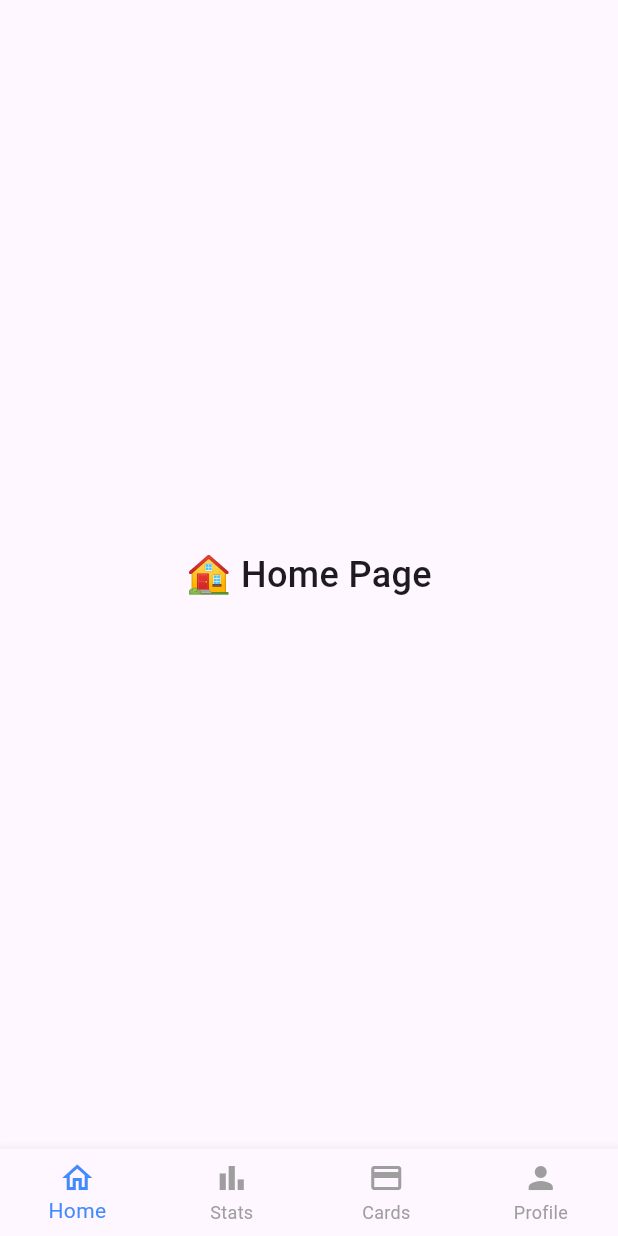
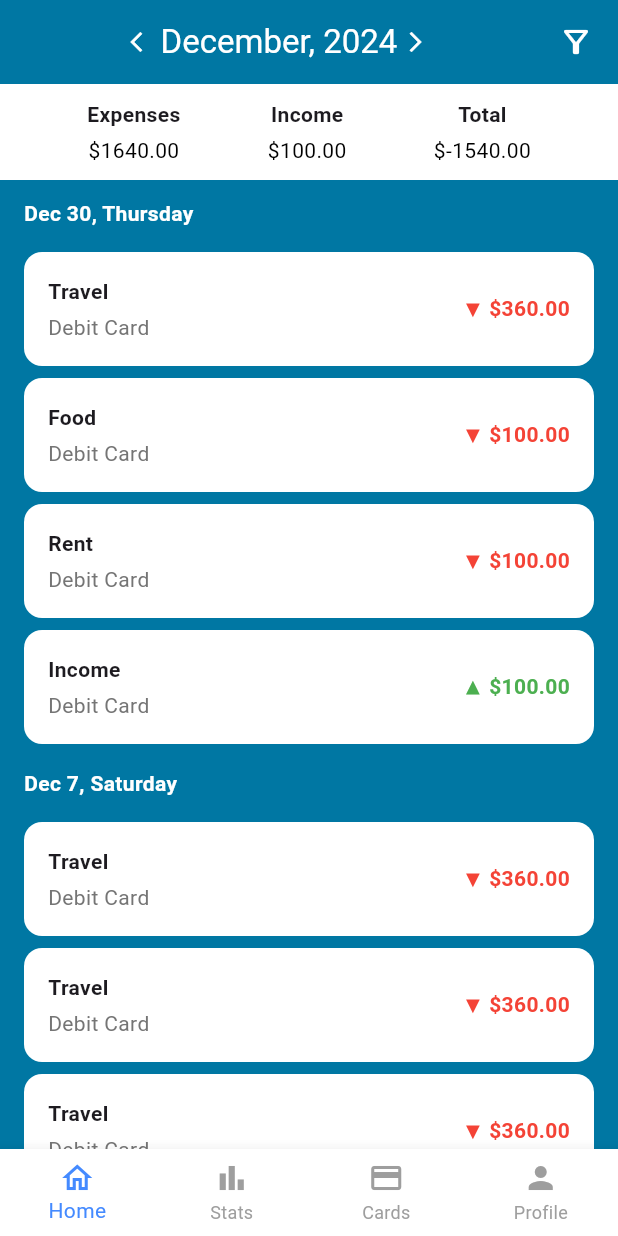
Before and after one commit to Cizerthapa/financeTracker, a Flutter app: the FinanceHomeScreen screen opened directly, on a phone screen of 412 x 824 dp. Run offline on Flutter 3.47's test engine with Material 3 defaults, Android fonts, the phone set to English and light mode, and no system bars; our stand-ins replace firebase_auth, firebase_core, shared_preferences; accounts and stored records are empty.

Commit message:
Feat/added all the buttom nav pages

```diff
--- /dev/null
+++ b/lib/providers/expense_statistics_provider.dart
@@ -0,0 +1,21 @@
+import 'package:flutter/material.dart';
+
+class ExpenseStatisticsProvider with ChangeNotifier {
+  final List<Map<String, dynamic>> _categories = [
+    {'title': 'Food', 'amount': 1000.0},
+    {'title': 'Travel', 'amount': 3000.0},
+    {'title': 'Rent', 'amount': 6000.0},
+  ];
+
+  double get totalExpenses =>
+      _categories.fold(0.0, (sum, item) => sum + item['amount']);
+  double get totalIncome => 10000.0;
+  double get total => totalIncome - totalExpenses;
+
+  List<Map<String, dynamic>> get categoryStats {
+    return _categories.map((cat) {
+      double percentage = (cat['amount'] / totalExpenses) * 100;
+      return {'title': cat['title'], 'percentage': percentage};
+    }).toList();
+  }
+}
--- /dev/null
+++ b/lib/providers/transaction_provider.dart
@@ -0,0 +1,85 @@
+import 'package:flutter/material.dart';
+
+class Transaction {
+  final String title;
+  final String method;
+  final double amount;
+  final String date;
+
+  Transaction({
+    required this.title,
+    required this.method,
+    required this.amount,
+    required this.date,
+  });
+}
+
+class TransactionProvider with ChangeNotifier {
+  final List<Transaction> _transactions = [
+    Transaction(
+      title: 'Travel',
+      method: 'Debit Card',
+      amount: -360,
+      date: 'Dec 30, Thursday',
+    ),
+    Transaction(
+      title: 'Food',
+      method: 'Debit Card',
+      amount: -100,
+      date: 'Dec 30, Thursday',
+    ),
+    Transaction(
+      title: 'Rent',
+      method: 'Debit Card',
+      amount: -100,
+      date: 'Dec 30, Thursday',
+    ),
+    Transaction(
+      title: 'Income',
+      method: 'Debit Card',
+      amount: 100,
+      date: 'Dec 30, Thursday',
+    ),
+    Transaction(
+      title: 'Travel',
+      method: 'Debit Card',
+      amount: -360,
+      date: 'Dec 7, Saturday',
+    ),
+    Transaction(
+      title: 'Travel',
+      method: 'Debit Card',
+      amount: -360,
+      date: 'Dec 7, Saturday',
+    ),
+    Transaction(
+      title: 'Travel',
+      method: 'Debit Card',
+      amount: -360,
+      date: 'Dec 7, Saturday',
+    ),
+  ];
+
+  List<Transaction> get transactions => _transactions;
+
+  Map<String, List<Transaction>> get groupedTransactions {
+    Map<String, List<Transaction>> map = {};
+    for (var tx in _transactions) {
+      if (!map.containsKey(tx.date)) {
+        map[tx.date] = [];
+      }
+      map[tx.date]!.add(tx);
+    }
+    return map;
+  }
+
+  double get totalExpenses => _transactions
+      .where((t) => t.amount < 0)
+      .fold(0, (sum, t) => sum + t.amount.abs());
+
+  double get totalIncome => _transactions
+      .where((t) => t.amount > 0)
+      .fold(0, (sum, t) => sum + t.amount);
+
+  double get totalAmount => totalIncome - totalExpenses;
+}
--- a/lib/screens/homeScreen.dart
+++ b/lib/screens/home_screen.dart
@@ -1,4 +1,7 @@
+import 'package:finance_track/screens/bill_reminder_page.dart';
+import 'package:finance_track/screens/expense_statistics_page.dart';
 import 'package:finance_track/screens/profile_screen.dart';
+import 'package:finance_track/screens/transaction_summary_Screen.dart';
 import 'package:flutter/material.dart';
 
 class FinanceHomeScreen extends StatefulWidget {
@@ -11,16 +14,11 @@ class FinanceHomeScreen extends StatefulWidget {
 class _FinanceHomeScreenState extends State<FinanceHomeScreen> {
   int _selectedIndex = 0;
 
-  static const TextStyle textStyle = TextStyle(
-    fontSize: 24,
-    fontWeight: FontWeight.w500,
-  );
-
-  static const List<Widget> _screens = <Widget>[
-    Center(child: Text('🏠 Home Page', style: textStyle)),
-    Center(child: Text('📊 Stats Page', style: textStyle)),
-    Center(child: Text('💳 Cards Page', style: textStyle)),
-    ProfilePage(),
+  static final List<Widget> _screens = <Widget>[
+    TransactionSummaryPage(),
+    ExpenseStatisticsPage(),
+    BillReminderPage(),
+    const ProfilePage(),
   ];
 
   void _onItemTapped(int index) {
--- a/lib/screens/loginScreen.dart
+++ b/lib/screens/login_screen.dart
@@ -1,7 +1,7 @@
 import 'package:flutter/material.dart';
 import 'package:shared_preferences/shared_preferences.dart';
 import '../firebase_auth_implementation/firebase_auth_services.dart';
-import 'homeScreen.dart';
+import 'home_screen.dart';
 import 'registerScreen.dart';
 
 class LoginScreen extends StatefulWidget {
--- a/lib/screens/registerScreen.dart
+++ b/lib/screens/registerScreen.dart
@@ -1,8 +1,7 @@
-import 'package:firebase_auth/firebase_auth.dart';
 import 'package:flutter/material.dart';
 
 import '../firebase_auth_implementation/firebase_auth_services.dart';
-import 'loginScreen.dart';
+import 'login_screen.dart';
 
 class RegisterScreen extends StatefulWidget {
   const RegisterScreen({super.key});
--- a/lib/screens/splashScreen.dart
+++ b/lib/screens/splash_screen.dart
@@ -1,8 +1,8 @@
 import 'package:flutter/material.dart';
 import 'package:shared_preferences/shared_preferences.dart';
 
-import 'homeScreen.dart';
-import 'loginScreen.dart';
+import 'home_screen.dart';
+import 'login_screen.dart';
 
 class SplashScreen extends StatefulWidget {
   const SplashScreen({Key? key}) : super(key: key);
--- /dev/null
+++ b/lib/screens/transaction_summary_Screen.dart
@@ -0,0 +1,154 @@
+import 'package:flutter/material.dart';
+import 'package:provider/provider.dart';
+import '../../providers/transaction_provider.dart';
+
+class TransactionSummaryPage extends StatelessWidget {
+  @override
+  Widget build(BuildContext context) {
+    final provider = Provider.of<TransactionProvider>(context);
+    final groupedTx = provider.groupedTransactions;
+
+    return Scaffold(
+      backgroundColor: Color(0xff0077A3),
+      appBar: AppBar(
+        backgroundColor: Color(0xff0077A3),
+        elevation: 0,
+        centerTitle: true,
+        title: Row(
+          mainAxisAlignment: MainAxisAlignment.center,
+          children: const [
+            Icon(Icons.arrow_back_ios, size: 16),
+            SizedBox(width: 4),
+            Text("December, 2024"),
+            SizedBox(width: 4),
+            Icon(Icons.arrow_forward_ios, size: 16),
+          ],
+        ),
+        actions: const [
+          Padding(
+            padding: EdgeInsets.only(right: 16),
+            child: Icon(Icons.filter_alt_outlined),
+          ),
+        ],
+      ),
+      body: Column(
+        children: [
+          Container(
+            color: Colors.white,
+            padding: const EdgeInsets.symmetric(vertical: 10),
+            child: Row(
+              mainAxisAlignment: MainAxisAlignment.spaceEvenly,
+              children: [
+                SummaryItem(
+                  label: "Expenses",
+                  amount: "\$${provider.totalExpenses.toStringAsFixed(2)}",
+                ),
+                SummaryItem(
+                  label: "Income",
+                  amount: "\$${provider.totalIncome.toStringAsFixed(2)}",
+                ),
+                SummaryItem(
+                  label: "Total",
+                  amount: "\$${provider.totalAmount.toStringAsFixed(2)}",
+                ),
+              ],
+            ),
+          ),
+          Expanded(
+            child: ListView(
+              children:
+                  groupedTx.entries.map((entry) {
+                    return Column(
+                      crossAxisAlignment: CrossAxisAlignment.start,
+                      children: [
+                        Padding(
+                          padding: const EdgeInsets.symmetric(
+                            horizontal: 16,
+                            vertical: 12,
+                          ),
+                          child: Text(
+                            entry.key,
+                            style: const TextStyle(
+                              color: Colors.white,
+                              fontWeight: FontWeight.bold,
+                            ),
+                          ),
+                        ),
+                        ...entry.value.map(
+                          (item) => Padding(
+                            padding: const EdgeInsets.symmetric(
+                              horizontal: 16,
+                              vertical: 4,
+                            ),
+                            child: Container(
+                              padding: const EdgeInsets.all(16),
+                              decoration: BoxDecoration(
+                                color: Colors.white,
+                                borderRadius: BorderRadius.circular(12),
+                              ),
+                              child: Row(
+                                mainAxisAlignment:
+                                    MainAxisAlignment.spaceBetween,
+                                children: [
+                                  Column(
+                                    crossAxisAlignment:
+                                        CrossAxisAlignment.start,
+                                    children: [
+                                      Text(
+                                        item.title,
+                                        style: const TextStyle(
+                                          fontWeight: FontWeight.bold,
+                                        ),
+                                      ),
+                                      const SizedBox(height: 4),
+                                      Text(
+                                        item.method,
+                                        style: TextStyle(
+                                          color: Colors.grey[600],
+                                        ),
+                                      ),
+                                    ],
+                                  ),
+                                  Text(
+                                    "${item.amount > 0 ? '▲' : '▼'} \$${item.amount.abs().toStringAsFixed(2)}",
+                                    style: TextStyle(
+                                      color:
+                                          item.amount > 0
+                                              ? Colors.green
+                                              : Colors.red,
+                                      fontWeight: FontWeight.bold,
+                                    ),
+                                  ),
+                                ],
+                              ),
+                            ),
+                          ),
+                        ),
+                      ],
+                    );
+                  }).toList(),
+            ),
+          ),
+        ],
+      ),
+    );
+  }
+}
+
+class SummaryItem extends StatelessWidget {
+  final String label;
+  final String amount;
+
+  const SummaryItem({required this.label, required this.amount});
+
+  @override
+  Widget build(BuildContext context) {
+    return Column(
+      children: [
+        Text(label, style: TextStyle(fontWeight: FontWeight.bold)),
+        SizedBox(height: 4),
+        Text(amount, style: TextStyle(color: Colors.black)),
+      ],
+    );
+  }
+}
```
Also changed, not shown: lib/main.dart (+53 -45 lines), lib/providers/bill_reminder_provider.dart (added, +23 -0 lines), lib/screens/bill_reminder_page.dart (added, +112 -0 lines), lib/screens/expense_statistics_page.dart (added, +139 -0 lines), lib/screens/profile_screen.dart (+0 -52 lines), lib/providers/home_provider.dart (renamed from lib/providers/homeProvider.dart), lib/providers/login_provider.dart (renamed from lib/providers/loginProvider.dart).
